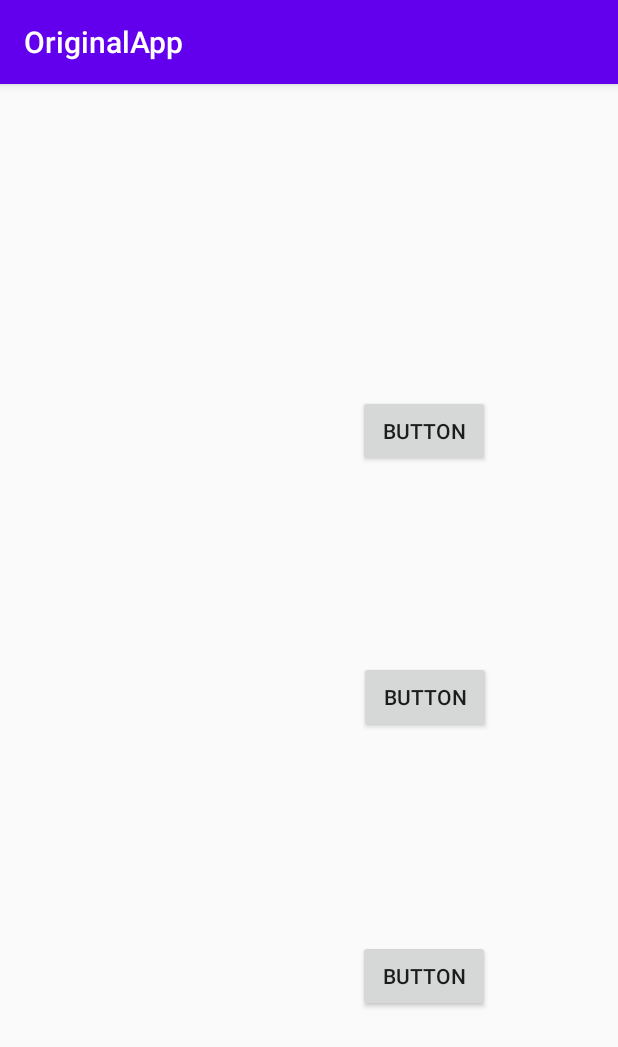
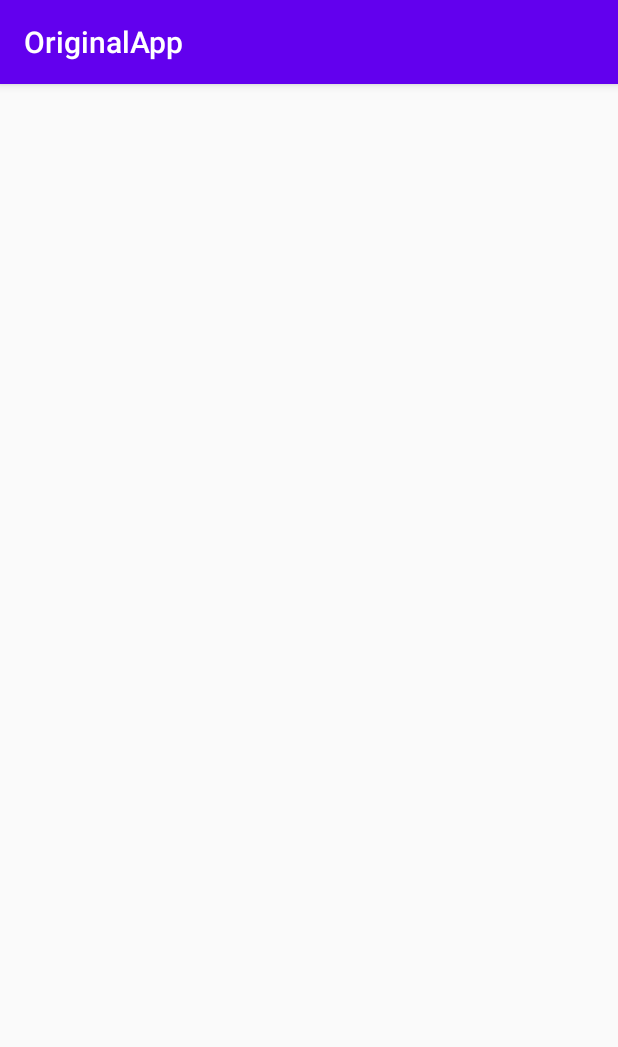
Before and after one commit to JintoYamanaka/recommendRestaurants, an Android app: the RecommendActivity screen opened directly, with no data from a screen before it, on a phone screen of 412 x 824 dp. Shown: the top 1047 px of the screen. Run offline under Robolectric (Android 15) with nearby library versions, the phone set to English and light mode, and no system bars.

Commit message:
使用しないボタンを削除

```diff
--- a/app/src/main/res/layout/activity_recommend.xml
+++ b/app/src/main/res/layout/activity_recommend.xml
@@ -40,17 +40,6 @@
         app:layout_constraintStart_toStartOf="parent"
         app:layout_constraintTop_toBottomOf="@+id/first_restaurant_name" />
 
-    <Button
-        android:id="@+id/button4"
-        android:layout_width="wrap_content"
-        android:layout_height="wrap_content"
-        android:layout_marginStart="60dp"
-        android:layout_marginLeft="60dp"
-        android:layout_marginTop="207dp"
-        android:text="Button"
-        app:layout_constraintStart_toEndOf="@+id/first_restaurant_locate"
-        app:layout_constraintTop_toTopOf="parent" />
-
     <TextView
         android:id="@+id/second_item"
         android:layout_width="wrap_content"
@@ -84,17 +73,6 @@
         android:text="second_restaurant_locate"
         app:layout_constraintStart_toStartOf="parent"
         app:layout_constraintTop_toBottomOf="@+id/second_restaurant_name" />
-
-    <Button
-        android:id="@+id/button5"
-        android:layout_width="wrap_content"
-        android:layout_height="wrap_content"
-        android:layout_marginStart="39dp"
-        android:layout_marginLeft="39dp"
-        android:layout_marginTop="129dp"
-        android:text="Button"
-        app:layout_constraintStart_toEndOf="@+id/second_restaurant_locate"
-        app:layout_constraintTop_toBottomOf="@+id/button4" />
 
     <TextView
         android:id="@+id/third_item"
@@ -130,15 +108,4 @@
         app:layout_constraintStart_toStartOf="parent"
         app:layout_constraintTop_toBottomOf="@+id/third_restaurant_name" />
 
-    <Button
-        android:id="@+id/button6"
-        android:layout_width="wrap_content"
-        android:layout_height="wrap_content"
-        android:layout_marginStart="56dp"
-        android:layout_marginLeft="56dp"
-        android:layout_marginTop="138dp"
-        android:text="Button"
-        app:layout_constraintStart_toEndOf="@+id/third_restaurant_locate"
-        app:layout_constraintTop_toBottomOf="@+id/button5" />
-
 </androidx.constraintlayout.widget.ConstraintLayout>
```
